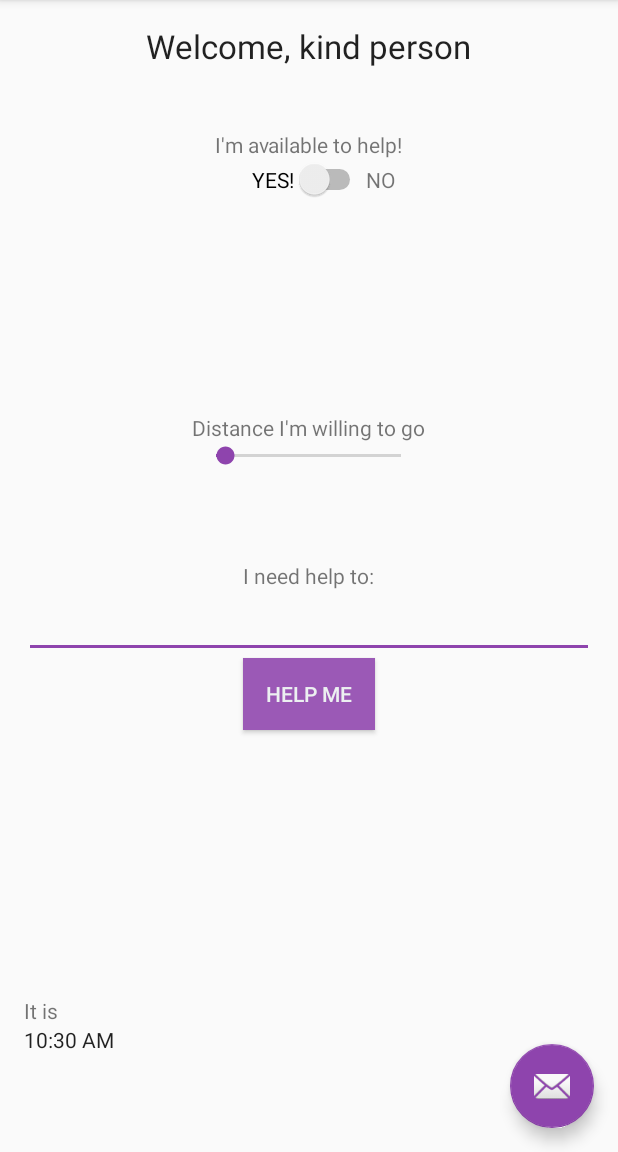
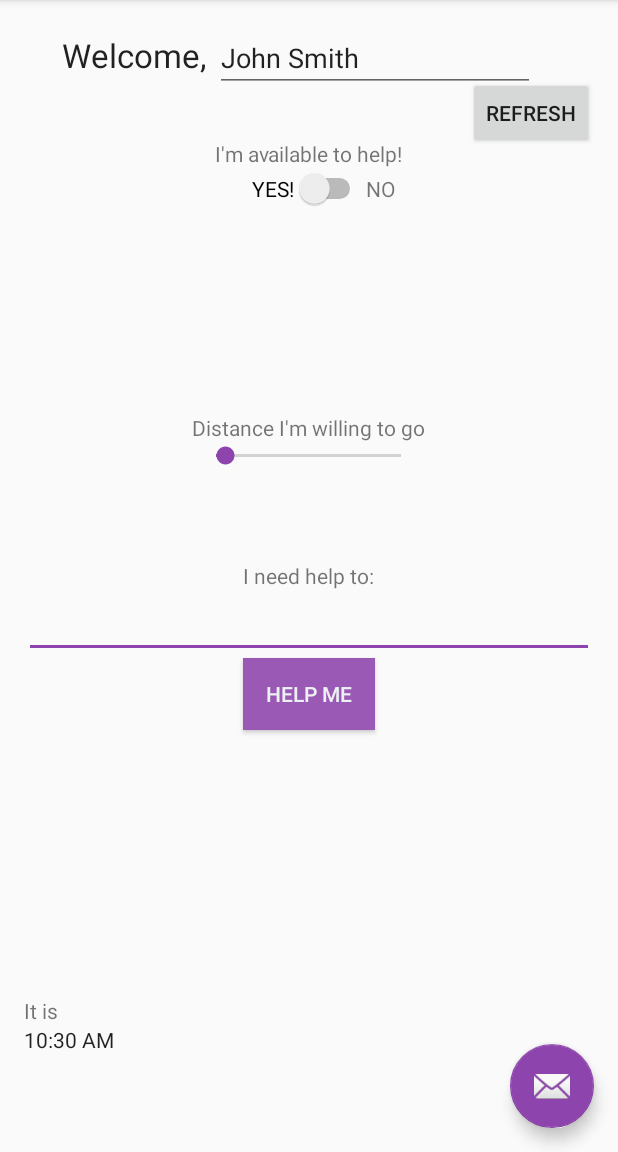
Before and after one commit to hongdazeng/YHack, an Android app: the screen it shows after launch (MainActivity), on a phone screen of 412 x 824 dp, the part 84-1236 px from its top. Run offline under Robolectric (Android 15) with nearby library versions, the light colour scheme and no system bars.

Commit message:
some sample interactions

```diff
--- a/KindHearts/app/src/main/java/com/hongdazeng/kindhearts/MainActivity.java
+++ b/KindHearts/app/src/main/java/com/hongdazeng/kindhearts/MainActivity.java
@@ -8,8 +8,11 @@ import android.support.v7.widget.Toolbar;
 import android.view.View;
 import android.view.Menu;
 import android.view.MenuItem;
+import android.widget.EditText;
 
 public class MainActivity extends AppCompatActivity {
+
+    private EditText name;
 
     @Override
     protected void onCreate(Bundle savedInstanceState) {
@@ -26,6 +29,12 @@ public class MainActivity extends AppCompatActivity {
                         .setAction("Action", null).show();
             }
         });
+
+        this.name = (EditText) findViewById(R.id.editText);
+    }
+
+    public String getName(String defaultNam) {
+        return this.name != null ? name.getText().toString() : defaultNam;
     }
 
     //@Override
--- a/KindHearts/app/src/main/res/layout/content_main.xml
+++ b/KindHearts/app/src/main/res/layout/content_main.xml
@@ -13,12 +13,13 @@
         android:layout_width="wrap_content"
         android:layout_height="wrap_content"
         android:textAppearance="?android:attr/textAppearanceLarge"
-        android:text="Welcome, kind person"
+        android:text="Welcome, "
         android:id="@+id/textView"
         android:elegantTextHeight="false"
-        android:layout_alignParentTop="true"
-        android:layout_centerHorizontal="true"
-        android:typeface="normal" />
+        android:typeface="normal"
+        android:layout_alignBaseline="@+id/editText2"
+        android:layout_alignBottom="@+id/editText2"
+        android:layout_toStartOf="@+id/editText2" />
 
     <TextView
         android:layout_width="wrap_content"
@@ -111,4 +112,23 @@
         android:max="100"
         android:progress="5" />
 
+    <EditText
+        android:layout_width="wrap_content"
+        android:layout_height="wrap_content"
+        android:inputType="textPersonName"
+        android:text="John Smith"
+        android:ems="10"
+        android:id="@+id/editText2"
+        android:layout_alignParentTop="true"
+        android:layout_alignStart="@+id/textView2" />
+
+    <Button
+        style="?android:attr/buttonStyleSmall"
+        android:layout_width="wrap_content"
+        android:layout_height="wrap_content"
+        android:text="refresh"
+        android:id="@+id/button2"
+        android:layout_below="@+id/textView"
+        android:layout_alignEnd="@+id/editText" />
+
 </RelativeLayout>
```
